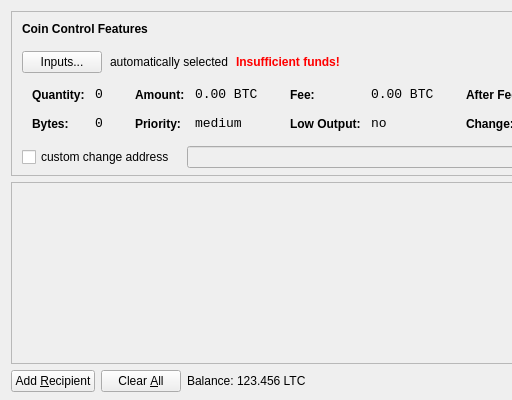
First picture: the form in src/qt/forms/sendcoinsdialog.ui, repository Testy14/blcoin, before the edit; both pictures show x 0 to 512 and y 0 to 400 of the 850 by 400 pixel window.
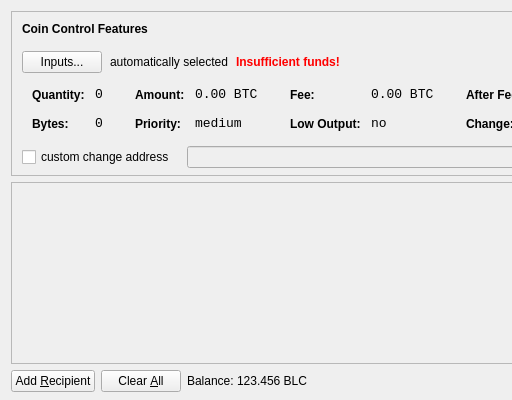
Second picture: the form after the edit. Icons and pictures are not drawn.

Patch:
```diff
--- a/src/qt/forms/sendcoinsdialog.ui
+++ b/src/qt/forms/sendcoinsdialog.ui
@@ -720,7 +720,7 @@
           <cursorShape>IBeamCursor</cursorShape>
          </property>
          <property name="text">
-          <string>123.456 LTC</string>
+          <string>123.456 BLC</string>
          </property>
          <property name="textInteractionFlags">
           <set>Qt::LinksAccessibleByMouse|Qt::TextSelectableByKeyboard|Qt::TextSelectableByMouse</set>
```
